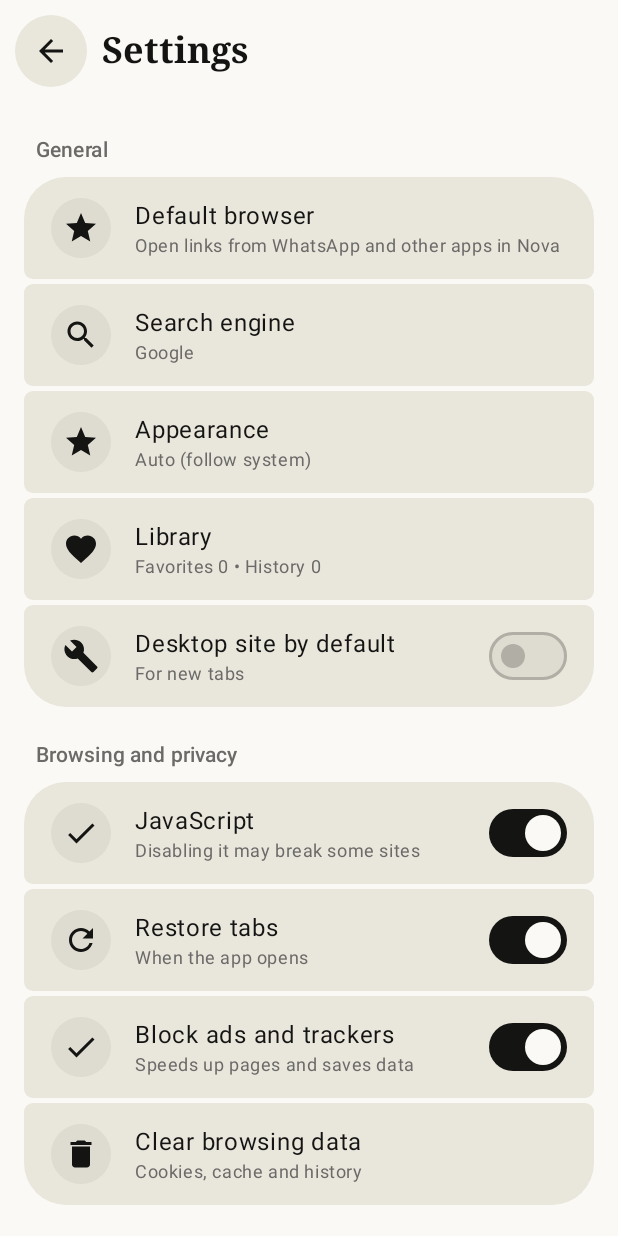
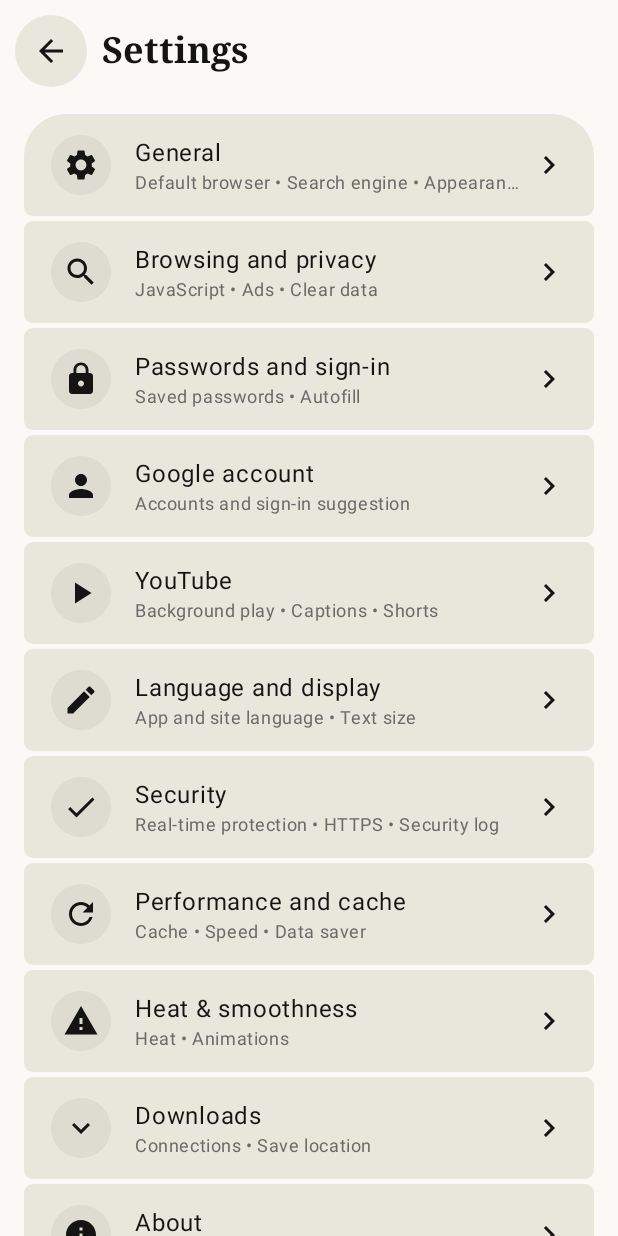
Before and after one commit to slman14422003-create/nova-browser, an Android app built with Jetpack Compose: the PanelActivity screen opened directly, with no data from a screen before it, on a phone screen of 412 x 824 dp. Run offline under Robolectric (Android 15) with nearby library versions, the light colour scheme and no system bars; network calls fail.

Commit message:
Upload via GitHub Manager

```diff
--- a/app/src/main/java/com/nova/browser/core/Settings.kt
+++ b/app/src/main/java/com/nova/browser/core/Settings.kt
@@ -3,6 +3,12 @@ package com.nova.browser
 import android.content.Context
 import android.content.Intent
 import android.net.Uri
+import androidx.activity.compose.BackHandler
+import androidx.compose.animation.AnimatedContent
+import androidx.compose.animation.core.tween
+import androidx.compose.animation.fadeIn
+import androidx.compose.animation.fadeOut
+import androidx.compose.animation.togetherWith
 import androidx.compose.foundation.clickable
 import androidx.compose.foundation.layout.*
 import androidx.compose.foundation.rememberScrollState
@@ -11,6 +17,7 @@ import androidx.compose.foundation.text.KeyboardOptions
 import androidx.compose.foundation.verticalScroll
 import androidx.compose.material.icons.Icons
 import androidx.compose.material.icons.automirrored.filled.ArrowBack
+import androidx.compose.material.icons.automirrored.filled.KeyboardArrowRight
 import androidx.compose.material.icons.filled.*
 import androidx.compose.material3.*
 import androidx.compose.runtime.*
@@ -160,16 +167,7 @@ private class RowSpec(
     val trailing: (@Composable () -> Unit)? = null
 )
 
-@Composable
-private fun Group(title: String, rows: List<RowSpec>) {
-    val cs = MaterialTheme.colorScheme
-    Text(title, style = MaterialTheme.typography.labelLarge, color = cs.onSurfaceVariant, modifier = Modifier.padding(start = 8.dp, top = 22.dp, bottom = 8.dp))
-    Column(verticalArrangement = Arrangement.spacedBy(3.dp)) {
-        rows.forEachIndexed { i, r ->
-            ListRow(groupShape(i, rows.size), r.title, r.sub, r.onClick, trailing = r.trailing) { IconCircle { Icon(r.icon, null) } }
-        }
-    }
-}
+private class SectionSpec(val id: String, val title: String, val sub: String, val icon: ImageVector, val rows: List<RowSpec>)
 
 @Composable
 private fun ChoiceDialog(title: String, options: List<String>, selected: Int, onSelect: (Int) -> Unit, onDismiss: () -> Unit) {
@@ -208,7 +206,7 @@ private fun openAutofillSettings(c: Context) {
 }
 
 @Composable
-fun SettingsScreen(onBack: () -> Unit, onClearData: () -> Unit, onClearCache: () -> Unit = {}, onPasswords: () -> Unit = {}) {
+fun SettingsScreen(onBack: () -> Unit, onClearData: () -> Unit, onClearCache: () -> Unit = {}, onPasswords: () -> Unit = {}, overlayOpen: Boolean = false) {
     val cs = MaterialTheme.colorScheme
     var dialog by remember { mutableStateOf<String?>(null) }
     val ctx = androidx.compose.ui.platform.LocalContext.current
@@ -232,15 +230,10 @@ fun SettingsScreen(onBack: () -> Unit, onClearData: () -> Unit, onClearCache: ()
     val ccPosNames = listOf(L("أسفل"), L("وسط"), L("أعلى"))
     val pwNames = listOf(L("مدمج في المتصفح"), L("خدمة النظام (Samsung Pass وغيرها)"), L("متوقف"))
 
-    Surface(Modifier.fillMaxSize(), color = cs.background) {
-        Column(Modifier.fillMaxSize().statusBarsPadding().navigationBarsPadding()) {
-            Row(Modifier.fillMaxWidth().padding(horizontal = 8.dp, vertical = 10.dp), verticalAlignment = Alignment.CenterVertically) {
-                RoundBtn(onClick = onBack) { Icon(Icons.AutoMirrored.Filled.ArrowBack, L("رجوع")) }
-                Spacer(Modifier.width(8.dp))
-                Text(L("الإعدادات"), style = MaterialTheme.typography.headlineSmall, fontWeight = FontWeight.Bold)
-            }
-            Column(Modifier.weight(1f).verticalScroll(rememberScrollState()).padding(horizontal = 16.dp).padding(bottom = 24.dp)) {
-                Group(L("عام"), listOf(
+    var section by remember { mutableStateOf<String?>(null) }
+    BackHandler(enabled = section != null && !overlayOpen) { section = null }
+    val sections = listOf(
+        SectionSpec("general", L("عام"), L("المتصفح الافتراضي • محرك البحث • المظهر"), Icons.Default.Settings, listOf(
             RowSpec(L("المتصفح الافتراضي"),
                 if (DefaultBrowser.isDefault) L("Nova هو متصفحك الافتراضي — اضغط لتغيير الإعدادات") else L("افتح الروابط من واتساب وبقية التطبيقات عبر Nova"),
                 if (DefaultBrowser.isDefault) Icons.Default.Check else Icons.Default.Star,
@@ -250,8 +243,8 @@ fun SettingsScreen(onBack: () -> Unit, onClearData: () -> Unit, onClearCache: ()
             RowSpec(L("المكتبة"), L("المفضلة") + " " + Library.bookmarks.size + " • " + L("السجل") + " " + Library.history.size, Icons.Default.Favorite, { Library.show = true }),
             RowSpec(L("نسخة سطح المكتب افتراضياً"), L("للتبويبات الجديدة"), Icons.Default.Build, { Prefs.pickDesktop(!Prefs.desktop) },
                 { Switch(checked = Prefs.desktop, onCheckedChange = null) })
-                ))
-                Group(L("التصفح والخصوصية"), listOf(
+        )),
+        SectionSpec("browsing", L("التصفح والخصوصية"), L("JavaScript • الإعلانات • مسح البيانات"), Icons.Default.Search, listOf(
             RowSpec("JavaScript", L("تعطيله قد يكسر بعض المواقع"), Icons.Default.Check, { Prefs.pickJs(!Prefs.js) },
                 { Switch(checked = Prefs.js, onCheckedChange = null) }),
             RowSpec(L("استعادة التبويبات"), L("عند فتح التطبيق"), Icons.Default.Refresh, { Prefs.pickRestore(!Prefs.restore) },
@@ -259,13 +252,13 @@ fun SettingsScreen(onBack: () -> Unit, onClearData: () -> Unit, onClearCache: ()
             RowSpec(L("حجب الإعلانات والمتتبعات"), L("يسرّع الصفحات ويوفر البيانات"), Icons.Default.Check, { Prefs.pickBlockAds(!Prefs.blockAds) },
                 { Switch(checked = Prefs.blockAds, onCheckedChange = null) }),
             RowSpec(L("مسح بيانات التصفح"), L("الكوكيز والذاكرة المؤقتة والسجل"), Icons.Default.Delete, { dialog = "clear" })
-                ))
-                Group(L("كلمات المرور وتسجيل الدخول"), listOf(
+        )),
+        SectionSpec("passwords", L("كلمات المرور وتسجيل الدخول"), L("كلمات المرور المحفوظة • التعبئة التلقائية"), Icons.Default.Lock, listOf(
             RowSpec(L("كلمات المرور المحفوظة"), Vault.items.size.toString(), Icons.Default.Lock, { onPasswords() }),
             RowSpec(L("وضع التعبئة التلقائية"), pwNames[Prefs.pwMode.coerceIn(0, 2)], Icons.Default.Person, { dialog = "pwmode" }),
             RowSpec(L("خدمة التعبئة في النظام"), autofillStatus(ctx), Icons.Default.Settings, { openAutofillSettings(ctx) })
-                ))
-                Group(L("حساب Google"), listOf(
+        )),
+        SectionSpec("google", L("حساب Google"), L("الحسابات واقتراح تسجيل الدخول"), Icons.Default.Person, listOf(
             RowSpec(L("حسابات Google"),
                 if (GoogleAccounts.accounts.isEmpty()) L("أضف بريدك ليُقترح عند طلب تسجيل الدخول") else GoogleAccounts.primary,
                 Icons.Default.Person, { gEmail = ""; gErr = false; dialog = "gacct" }),
@@ -273,8 +266,8 @@ fun SettingsScreen(onBack: () -> Unit, onClearData: () -> Unit, onClearCache: ()
                 { GoogleAccounts.pickSuggest(!GoogleAccounts.suggest) }, { Switch(checked = GoogleAccounts.suggest, onCheckedChange = null) }),
             RowSpec(L("تسجيل دخول Google عبر Chrome"), L("تفتح Google كثيراً صفحة الدخول بخطأ داخل المتصفحات المضمّنة؛ هذا الخيار يفتحها في Chrome Custom Tab"), Icons.Default.Lock,
                 { GoogleAccounts.pickUseChrome(!GoogleAccounts.useChrome) }, { Switch(checked = GoogleAccounts.useChrome, onCheckedChange = null) })
-                ))
-                Group(L("يوتيوب"), listOf(
+        )),
+        SectionSpec("youtube", L("يوتيوب"), L("التشغيل في الخلفية • الترجمة • Shorts"), Icons.Default.PlayArrow, listOf(
             RowSpec(L("متابعة التشغيل في الخلفية"), L("مع أزرار التحكم في الإشعار وشاشة القفل"), Icons.Default.PlayArrow, { Prefs.pickYtBg(!Prefs.ytBg) },
                 { Switch(checked = Prefs.ytBg, onCheckedChange = null) }),
             RowSpec(L("نافذة منبثقة تلقائية"), L("عند الخروج من التطبيق أثناء تشغيل فيديو"), Icons.Default.Share, { Prefs.pickAutoPip(!Prefs.autoPip) },
@@ -291,15 +284,15 @@ fun SettingsScreen(onBack: () -> Unit, onClearData: () -> Unit, onClearCache: ()
             RowSpec(L("إخفاء Shorts"), L("يخفي أرفف ومقاطع شورتس من قوائم يوتيوب. يُطبَّق على الصفحات الجديدة"), Icons.Default.Close, { Prefs.pickYtNoShorts(!Prefs.ytNoShorts) },
                 { Switch(checked = Prefs.ytNoShorts, onCheckedChange = null) }),
             RowSpec(L("سجل التشخيص"), L("يساعد في معرفة سبب توقف الفيديو (انسخه وأرسله)"), Icons.Default.Info, { dialog = "ytlog" })
-                ))
-                Group(L("اللغة والعرض"), listOf(
+        )),
+        SectionSpec("language", L("اللغة والعرض"), L("لغة التطبيق والمواقع • حجم الخط"), Icons.Default.Edit, listOf(
             RowSpec(L("لغة التطبيق"), langNames[Prefs.lang.coerceIn(0, 2)], Icons.Default.Settings, { dialog = "lang" }),
             RowSpec(L("لغة المواقع"), Prefs.siteLangs[Prefs.siteLang].let { if (it.first.isEmpty()) L(it.second) else it.second }, Icons.Default.Search, { dialog = "sitelang" }),
             RowSpec(L("حجم الخط في المواقع"), zoomNames[Prefs.textZoom], Icons.Default.Edit, { dialog = "zoom" }),
             RowSpec(L("الوضع الداكن للمواقع"), L("يتبع وضع النظام الداكن"), Icons.Default.Star, { Prefs.pickSiteDark(!Prefs.siteDark) },
                 { Switch(checked = Prefs.siteDark, onCheckedChange = null) })
-                ))
-                Group(L("الأمان"), listOf(
+        )),
+        SectionSpec("security", L("الأمان"), L("الحماية الفورية • HTTPS • سجل الأمان"), Icons.Default.Check, listOf(
             RowSpec(L("الحماية الفورية"),
                 (if (Shield.version >= 0) L("تصدّي لهجمات الشبكة المحلية والتعدين الخفي والتتبع والروابط المخادعة وإغراق النوافذ — تم صدّ ") + Shield.total else ""),
                 Icons.Default.Lock, { Prefs.pickShield(!Prefs.shield) },
@@ -316,8 +309,8 @@ fun SettingsScreen(onBack: () -> Unit, onClearData: () -> Unit, onClearCache: ()
                 { Switch(checked = Prefs.secureScreen, onCheckedChange = null) }),
             RowSpec(L("سجل الأمان"), L("التهديدات والمتتبعات المحجوبة"), Icons.Default.Info, { dialog = "seclog" }),
             RowSpec(L("فحص سلامة الجهاز"), if (warnings.isEmpty()) L("لا مؤشرات مقلقة") else warnings.joinToString(" • "), Icons.Default.Warning, {})
-                ))
-                Group(L("الأداء والذاكرة المؤقتة"), listOf(
+        )),
+        SectionSpec("performance", L("الأداء والذاكرة المؤقتة"), L("الكاش • السرعة • توفير البيانات"), Icons.Default.Refresh, listOf(
             RowSpec(L("مسح الكاش عند كل تشغيل"), L("يُحذف الكاش كلياً عند فتح التطبيق؛ تبقى كلمات المرور وإعدادات المواقع وتسجيلات الدخول"), Icons.Default.Refresh, { Prefs.pickAutoClean(!Prefs.autoClean) },
                 { Switch(checked = Prefs.autoClean, onCheckedChange = null) }),
             RowSpec(L("تحسين عرض الصفحات"), L("يضبط الصور والأكواد على عرض الشاشة ويمنع التمرير الأفقي (يُطبَّق على التبويبات الجديدة)"), Icons.Default.Settings, { Prefs.pickFitPages(!Prefs.fitPages) },
@@ -341,20 +334,20 @@ fun SettingsScreen(onBack: () -> Unit, onClearData: () -> Unit, onClearCache: ()
                 { Switch(checked = Prefs.lazyMedia, onCheckedChange = null) }),
             RowSpec(L("توفير البيانات"), L("عدم تحميل الصور (يُطبَّق على التبويبات الجديدة)"), Icons.Default.Info, { Prefs.pickDataSaver(!Prefs.dataSaver) },
                 { Switch(checked = Prefs.dataSaver, onCheckedChange = null) })
-                ))
-                Group(L("الحرارة والسلاسة"), listOf(
+        )),
+        SectionSpec("thermal", L("الحرارة والسلاسة"), L("الحرارة • الحركات"), Icons.Default.Warning, listOf(
             RowSpec(L("التكيف مع حرارة الجهاز"), L("يخفّف الحركة ويحرّر التبويبات الخلفية عند السخونة أو توفير الطاقة"), Icons.Default.Warning, { Prefs.pickAdaptive(!Prefs.adaptive) },
                 { Switch(checked = Prefs.adaptive, onCheckedChange = null) }),
             RowSpec(L("تحديد 60Hz عند السخونة"), L("يقلل استهلاك الشاشة والمعالج"), Icons.Default.Refresh, { Prefs.pickCap60(!Prefs.cap60) },
                 { Switch(checked = Prefs.cap60, onCheckedChange = null) }),
             RowSpec(L("حركات الواجهة"), L("إيقافها يجعل التنقل فورياً ويوفر الطاقة"), Icons.Default.Star, { Prefs.pickSmoothAnim(!Prefs.smoothAnim) },
                 { Switch(checked = Prefs.smoothAnim, onCheckedChange = null) })
-                ))
-                Group(L("التنزيلات"), listOf(
+        )),
+        SectionSpec("downloads", L("التنزيلات"), L("الاتصالات • مكان الحفظ"), Icons.Default.KeyboardArrowDown, listOf(
             RowSpec(L("الحد الأقصى للاتصالات"), connNames[connOpts.indexOf(Prefs.maxConns).coerceAtLeast(0)], Icons.Default.KeyboardArrowDown, { dialog = "conns" }),
             RowSpec(L("مكان الحفظ"), "Download/Nova", Icons.Default.Info, {})
-                ))
-                Group(L("حول"), listOf(
+        )),
+        SectionSpec("about", L("حول"), L("الإصدار والتحديثات"), Icons.Default.Info, listOf(
             RowSpec("Nova Browser", L("الإصدار ") + BuildConfig.VERSION_NAME, Icons.Default.Star, {}),
             RowSpec(L("التحديث التلقائي"), L("فحص الإصدارات الجديدة من GitHub كل 12 ساعة"), Icons.Default.Refresh, { Prefs.pickAutoUpdate(!Prefs.autoUpdate) },
                 { Switch(checked = Prefs.autoUpdate, onCheckedChange = null) }),
@@ -365,7 +358,36 @@ fun SettingsScreen(onBack: () -> Unit, onClearData: () -> Unit, onClearCache: ()
                     else -> Updater.check(ctx, true)
                 }
             })
-                ))
+        )),
+    )
+
+    Surface(Modifier.fillMaxSize(), color = cs.background) {
+        Column(Modifier.fillMaxSize().statusBarsPadding().navigationBarsPadding()) {
+            val cur = sections.firstOrNull { it.id == section }
+            Row(Modifier.fillMaxWidth().padding(horizontal = 8.dp, vertical = 10.dp), verticalAlignment = Alignment.CenterVertically) {
+                RoundBtn(onClick = { if (section != null) section = null else onBack() }) { Icon(Icons.AutoMirrored.Filled.ArrowBack, L("رجوع")) }
+                Spacer(Modifier.width(8.dp))
+                Text(cur?.title ?: L("الإعدادات"), style = MaterialTheme.typography.headlineSmall, fontWeight = FontWeight.Bold)
+            }
+            AnimatedContent(
+                targetState = section, modifier = Modifier.weight(1f), label = "settings",
+                transitionSpec = { fadeIn(tween(Adaptive.ms(200))) togetherWith fadeOut(tween(Adaptive.ms(120))) }
+            ) { id ->
+                val sec = sections.firstOrNull { it.id == id }
+                Column(Modifier.fillMaxSize().verticalScroll(rememberScrollState()).padding(horizontal = 16.dp).padding(top = 8.dp, bottom = 24.dp)) {
+                    Column(verticalArrangement = Arrangement.spacedBy(3.dp)) {
+                        if (sec == null) {
+                            sections.forEachIndexed { i, sp ->
+                                ListRow(groupShape(i, sections.size), sp.title, sp.sub, { section = sp.id },
+                                    trailing = { Icon(Icons.AutoMirrored.Filled.KeyboardArrowRight, null) }) { IconCircle { Icon(sp.icon, null) } }
+                            }
+                        } else {
+                            sec.rows.forEachIndexed { i, r ->
+                                ListRow(groupShape(i, sec.rows.size), r.title, r.sub, r.onClick, trailing = r.trailing) { IconCircle { Icon(r.icon, null) } }
+                            }
+                        }
+                    }
+                }
             }
         }
     }
--- a/app/src/main/java/com/nova/browser/panels/PanelActivity.kt
+++ b/app/src/main/java/com/nova/browser/panels/PanelActivity.kt
@@ -82,7 +82,8 @@ private fun PanelHost(kind: String, close: () -> Unit) {
             onBack = close,
             onClearData = { PanelBus.clearData?.invoke() ?: clearDataGlobal() },
             onClearCache = { PanelBus.clearCache?.invoke() },
-            onPasswords = { passwords = true }
+            onPasswords = { passwords = true },
+            overlayOpen = passwords || libShow
         ) else if (kind == "passwords" || kind == "library") {
             // فتح مباشر لكلمات المرور/المكتبة: خلفية فارغة تحتها
             Box(Modifier.fillMaxSize())
--- a/app/src/main/java/com/nova/browser/ui/Bars.kt
+++ b/app/src/main/java/com/nova/browser/ui/Bars.kt
@@ -132,7 +132,7 @@ fun BottomPill(
     onGo: (String) -> Unit, onTabs: () -> Unit, onNewTab: () -> Unit, onHome: () -> Unit,
     onFind: () -> Unit, onDesktop: () -> Unit, onShare: () -> Unit, onCopy: () -> Unit,
     onDownloads: () -> Unit, onSwitch: (Int) -> Unit, onSettings: () -> Unit, onTranslate: () -> Unit = {},
-    onPrint: () -> Unit = {}, onCustomTab: () -> Unit = {}
+    onPrint: () -> Unit = {}
 ) {
     val cs = MaterialTheme.colorScheme
     val focus = LocalFocusManager.current
@@ -226,7 +226,7 @@ fun BottomPill(
                             }
                         }
                         RoundBtn(onClick = { menu = true }) { Icon(Icons.Default.MoreVert, L("المزيد")) }
-                        if (menu) MenuSheet(tab, { menu = false }, onNewTab, onFind, onDesktop, onShare, onCopy, onDownloads, onSettings, onHome, onTranslate, onPrint, onCustomTab)
+                        if (menu) MenuSheet(tab, { menu = false }, onNewTab, onFind, onDesktop, onShare, onCopy, onDownloads, onSettings, onHome, onTranslate, onPrint)
                     }
                 }
             }
```
Also changed, not shown: app/src/main/java/com/nova/browser/MainActivity.kt (+1 -8 lines), app/src/main/java/com/nova/browser/core/I18n.kt (+13 -1 lines), app/src/main/java/com/nova/browser/ui/MenuSheet.kt (+46 -23 lines). Lines whose indentation alone changed are shown as unchanged.
